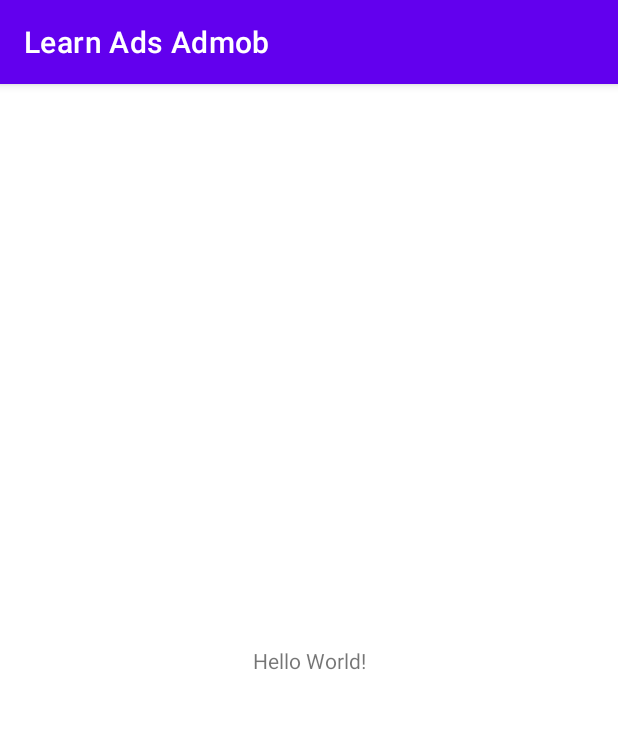
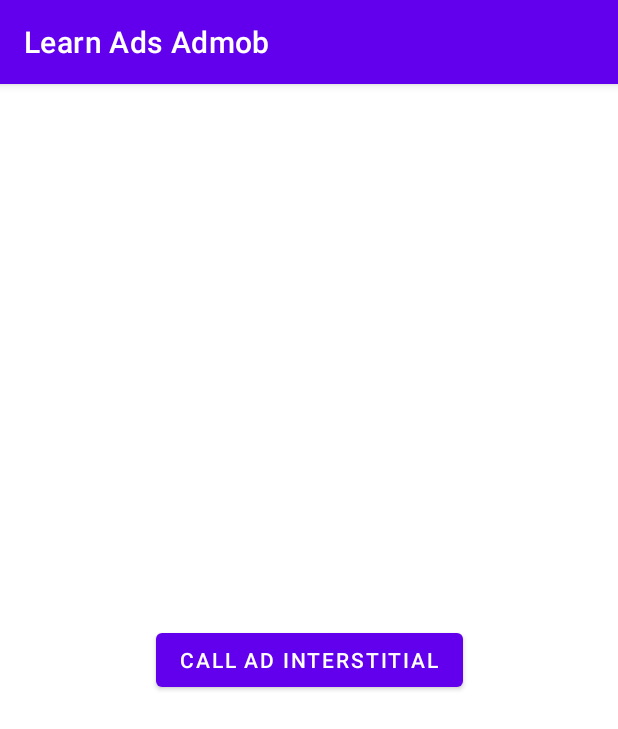
Before and after one commit to paijojr/Learn-Ads-Admob, an Android app: the screen it shows after launch (MainActivity), on a phone screen of 412 x 824 dp. Shown: the top 729 px of the screen. Run offline under Robolectric (Android 15) with nearby library versions, the phone set to English and light mode, and no system bars; our stand-ins replace AdMob; 3 statements that could not run were skipped.

Commit message:
add button interstitial and string for button

```diff
--- a/app/src/main/res/layout/activity_main.xml
+++ b/app/src/main/res/layout/activity_main.xml
@@ -6,10 +6,11 @@
     android:layout_width="match_parent"
     android:layout_height="match_parent"
     tools:context=".MainActivity">
-    <TextView
+    <Button
+        android:id="@+id/button_interstitial"
         android:layout_width="wrap_content"
         android:layout_height="wrap_content"
-      android:text="Hello World!"
+        android:text="@string/button_interstitial"
         app:layout_constraintBottom_toBottomOf="parent"
         app:layout_constraintLeft_toLeftOf="parent"
         app:layout_constraintRight_toRightOf="parent"
--- a/app/src/main/res/values/strings.xml
+++ b/app/src/main/res/values/strings.xml
@@ -5,4 +5,6 @@
     <string name="banner_id_test">ca-app-pub-3940256099942544/6300978111</string>
     <string name="interstitial_id_test">ca-app-pub-3940256099942544/1033173712</string>
 
+    <string name="button_interstitial">Call Ad Interstitial</string>
+
 </resources>
```
Lines whose indentation alone changed are shown as unchanged.
